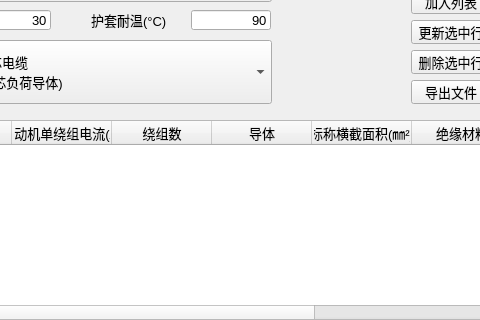
Old version of the form ui/PowerCableForm.ui in the repository LeeZhang1979/UniTools; both pictures show x 99 to 579 and y 120 to 440 of the 770 by 440 pixel window.
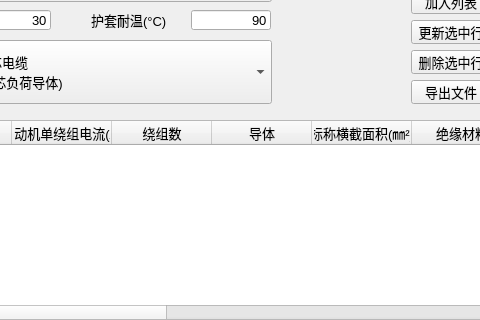
New version of the form.

The edit to the form file:
```diff
--- a/ui/PowerCableForm.ui
+++ b/ui/PowerCableForm.ui
@@ -1072,6 +1072,46 @@
      <string>三相回路数</string>
     </property>
    </column>
+   <column>
+    <property name="text">
+     <string>载流量值</string>
+    </property>
+   </column>
+   <column>
+    <property name="text">
+     <string>折算系数</string>
+    </property>
+   </column>
+   <column>
+    <property name="text">
+     <string>敷设系数</string>
+    </property>
+   </column>
+   <column>
+    <property name="text">
+     <string>单绕组电缆根数</string>
+    </property>
+   </column>
+   <column>
+    <property name="text">
+     <string>向上取整</string>
+    </property>
+   </column>
+   <column>
+    <property name="text">
+     <string>单相电缆根数</string>
+    </property>
+   </column>
+   <column>
+    <property name="text">
+     <string>单绕组电流余量</string>
+    </property>
+   </column>
+   <column>
+    <property name="text">
+     <string>余量百分比</string>
+    </property>
+   </column>
   </widget>
   <widget class="QPushButton" name="btnCalculation">
    <property name="geometry">
```
Left out of the diff: 5 changed lines with no effect on the pictures.
